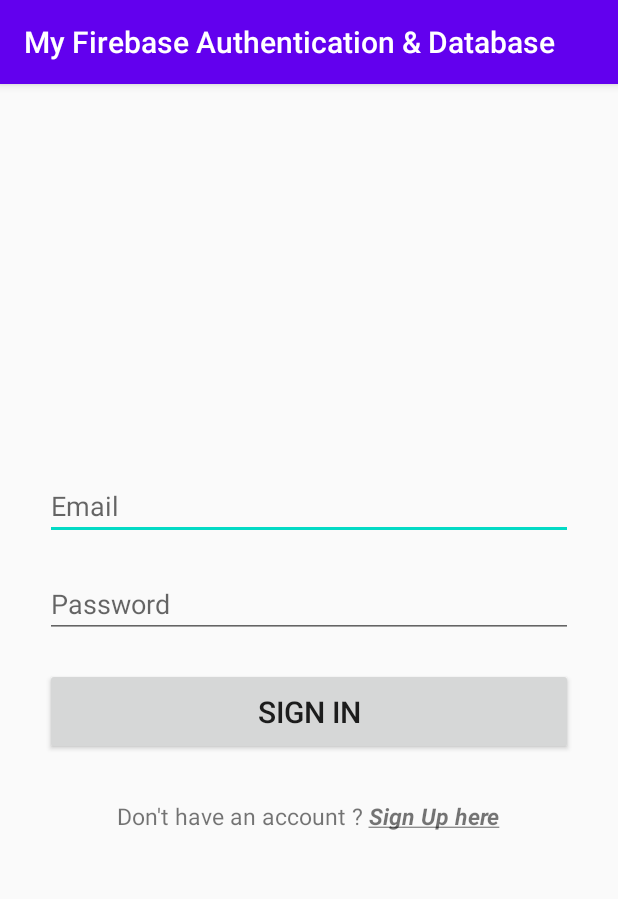
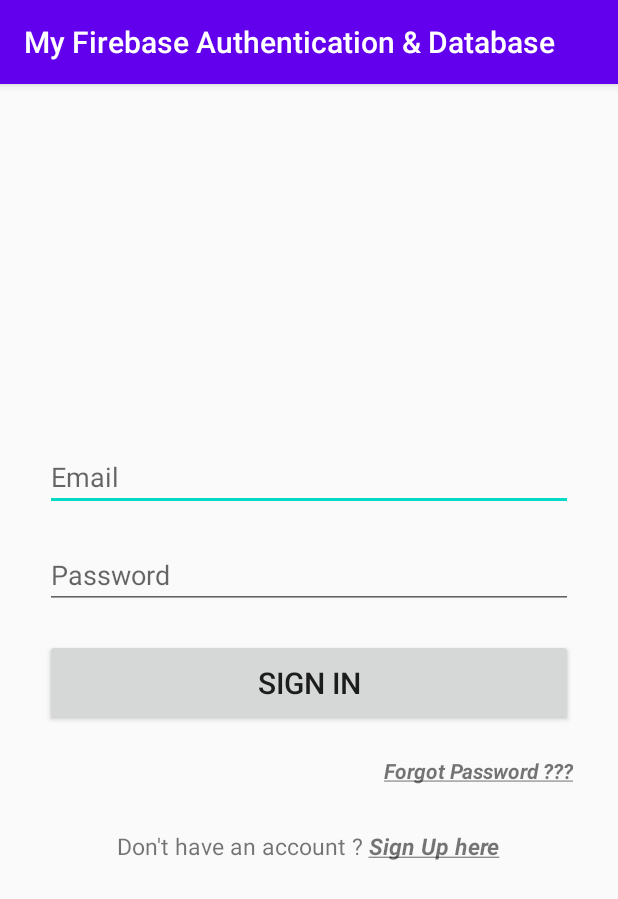
Before and after one commit to Sadique-Ilyas/My-Firebase-Authentication-and-Database, an Android app: the screen it shows after launch (LoginActivity), on a phone screen of 412 x 824 dp. Shown: the top 899 px of the screen. Run offline under Robolectric (Android 15) with nearby library versions, the phone set to English and light mode, and no system bars; our stand-ins replace Firebase (no records; nobody signed in at launch, a user with empty details on screens opened directly).

Commit message:
initial commit

```diff
--- a/app/build.gradle
+++ b/app/build.gradle
@@ -27,8 +27,9 @@ dependencies {
     implementation fileTree(dir: "libs", include: ["*.jar"])
     implementation 'androidx.appcompat:appcompat:1.1.0'
     implementation 'androidx.constraintlayout:constraintlayout:1.1.3'
-    implementation 'com.google.firebase:firebase-auth:19.3.1'
+    implementation 'com.google.firebase:firebase-auth:19.3.2'
     implementation 'com.google.firebase:firebase-database:19.3.1'
+    implementation 'com.google.android.material:material:1.3.0-alpha01'
     testImplementation 'junit:junit:4.12'
     androidTestImplementation 'androidx.test.ext:junit:1.1.1'
     androidTestImplementation 'androidx.test.espresso:espresso-core:3.2.0'
--- a/app/src/main/AndroidManifest.xml
+++ b/app/src/main/AndroidManifest.xml
@@ -10,6 +10,7 @@
         android:roundIcon="@mipmap/ic_launcher_round"
         android:supportsRtl="true"
         android:theme="@style/AppTheme">
+        <activity android:name=".ForgotPasswordActivity"></activity>
         <activity android:name=".LoginActivity">
             <intent-filter>
                 <action android:name="android.intent.action.MAIN" />
@@ -17,8 +18,8 @@
                 <category android:name="android.intent.category.LAUNCHER" />
             </intent-filter>
         </activity>
-        <activity android:name=".SignUpActivity"/>
-        <activity android:name=".HomeActivity"/>
+        <activity android:name=".SignUpActivity" />
+        <activity android:name=".HomeActivity" />
     </application>
 
 </manifest>
--- a/app/src/main/java/com/example/myfirebaseauthenticationdatabase/LoggedInHomeActivity.java
+++ b/app/src/main/java/com/example/myfirebaseauthenticationdatabase/LoggedInHomeActivity.java
@@ -14,7 +14,7 @@ public class LoggedInHomeActivity extends Application
         FirebaseAuth firebaseAuth = FirebaseAuth.getInstance();
         FirebaseUser firebaseUser = firebaseAuth.getCurrentUser();
 
-        if (firebaseUser != null)
+        if (firebaseUser != null && firebaseUser.isEmailVerified())
         {
             Intent intent = new Intent(LoggedInHomeActivity.this,HomeActivity.class);
             intent.setFlags(Intent.FLAG_ACTIVITY_NEW_TASK);
--- a/app/src/main/res/layout/activity_login.xml
+++ b/app/src/main/res/layout/activity_login.xml
@@ -7,6 +7,7 @@
     android:gravity="center"
     android:orientation="vertical"
     android:padding="20dp"
+    android:id="@+id/loginActivity"
     tools:context=".LoginActivity">
 
     <EditText
@@ -38,6 +39,16 @@
         android:textSize="20sp" />
 
     <TextView
+        android:id="@+id/textView2"
+        android:layout_width="match_parent"
+        android:layout_height="wrap_content"
+        android:textAlignment="viewEnd"
+        android:onClick="forgotPassword"
+        android:padding="10dp"
+        android:text="@string/forgot_password"
+        android:gravity="end" />
+
+    <TextView
         android:id="@+id/signUpTxt"
         android:layout_width="wrap_content"
         android:layout_height="wrap_content"
--- a/app/src/main/res/values/strings.xml
+++ b/app/src/main/res/values/strings.xml
@@ -11,4 +11,5 @@
     <string name="full_name">Full Name</string>
     <string name="logout">Logout</string>
     <string name="welcome_you_are_logged_in">Welcome ! You are logged in</string>
+    <string name="forgot_password"><u><i><b>Forgot Password ???</b></i></u></string>
 </resources>
```
Also changed, not shown: app/src/main/java/com/example/myfirebaseauthenticationdatabase/ForgotPasswordActivity.java (added, +45 -0 lines), app/src/main/java/com/example/myfirebaseauthenticationdatabase/LoginActivity.java (+33 -4 lines), app/src/main/java/com/example/myfirebaseauthenticationdatabase/SignUpActivity.java (+22 -3 lines), app/src/main/res/layout/activity_forgot_password.xml (added, +37 -0 lines).
